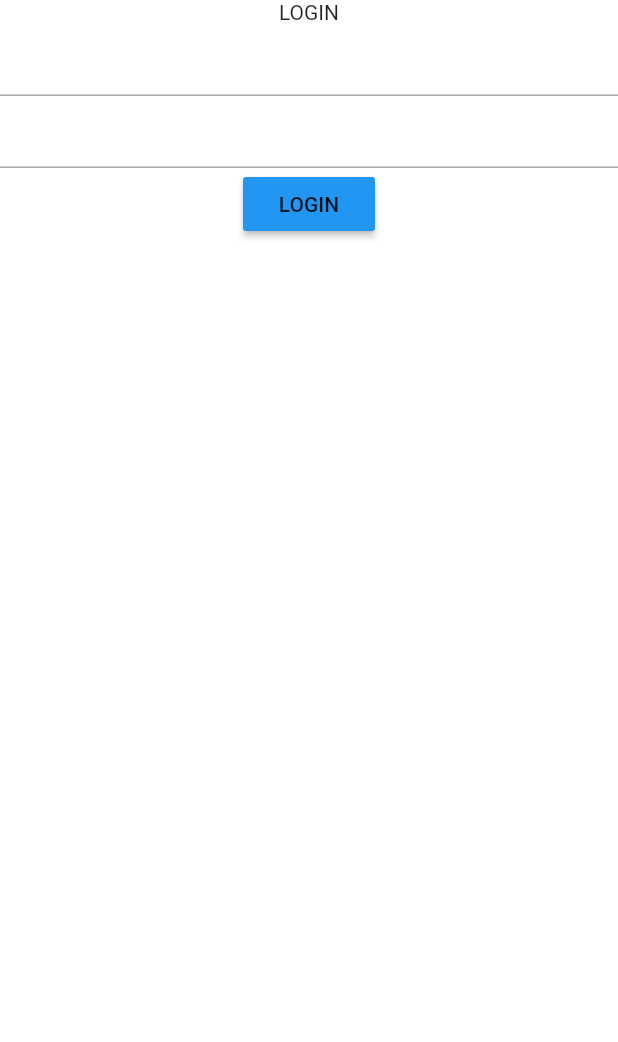
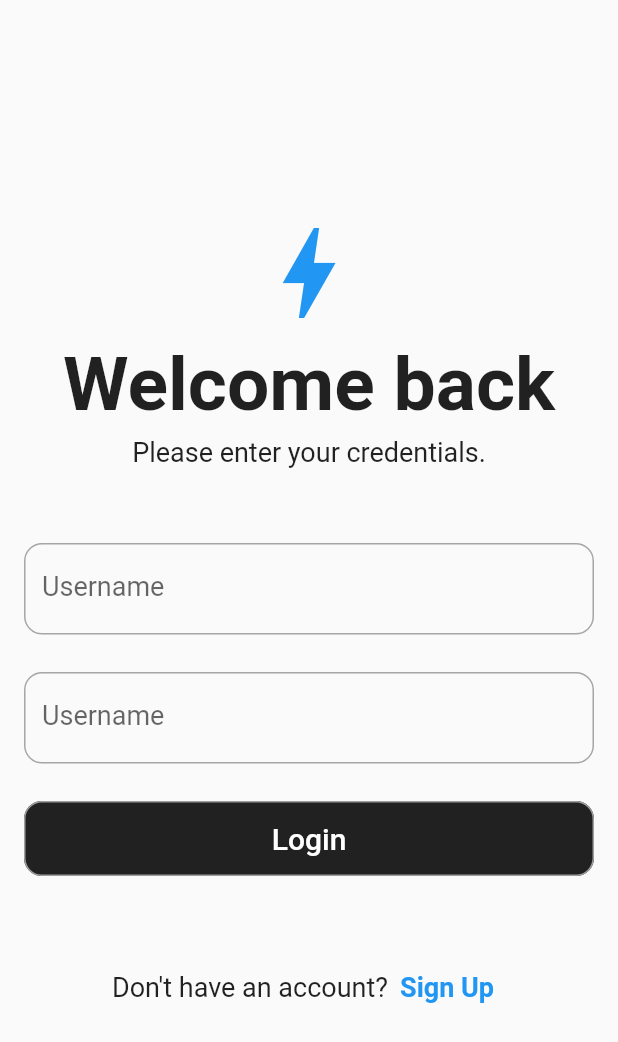
Before and after one commit to gangzhaorige/flash-cards, a Flutter app: the LoginView screen opened by its route, on a phone screen of 412 x 824 dp. Shown: the top 1042 px of the screen. Run offline on Flutter 3.47's test engine with Material 2 defaults, Android fonts, the phone set to English and light mode, and no system bars; our stand-ins replace dio, get.

Commit message:
refactor added login form and functionality

```diff
--- a/client/lib/models/login_model.dart
+++ b/client/lib/models/login_model.dart
@@ -32,7 +32,6 @@ class LoginModel extends ChangeNotifier {
       path: '/auth/signin',
       data: jsonEncode({'username' : _username, 'password' : _password}),
     );
-    print(response.data);
     Map<dynamic, dynamic> data = response.data;
     User user = User(username: data['username'] as String, email: data['email'] as String, id: data['id'] as int);
     final authService = Get.find<AuthService>();
@@ -40,4 +39,8 @@ class LoginModel extends ChangeNotifier {
       Get.toNamed('/protected');
     });
   }
+
+  Future<void> goToSignup() async {
+    await Get.toNamed('/register');
+  }
 }
--- a/client/lib/routes/navigation.dart
+++ b/client/lib/routes/navigation.dart
@@ -1,6 +1,6 @@
 import 'package:client/views/home_view.dart';
 import 'package:client/routes/middleware/protected_route.dart';
-import 'package:client/views/login_view.dart';
+import 'package:client/views/login/login_view.dart';
 import 'package:get/get_navigation/src/routes/get_route.dart';
 
 import '../views/register_view.dart';
--- /dev/null
+++ b/client/lib/views/login/login_desktop.dart
@@ -0,0 +1,24 @@
+import 'package:client/views/login/login_form.dart';
+import 'package:flutter/material.dart';
+
+class LoginDesktop extends StatelessWidget {
+  const LoginDesktop({super.key});
+
+  @override
+  Widget build(BuildContext context) {
+    return Row(
+      children: [
+        const Expanded(
+          flex: 4,
+          child: LoginForm(),
+        ),
+        Expanded(
+          flex: 6,
+          child: Container(
+            color: Colors.red,
+          ),
+        ),
+      ],
+    );
+  }
+}
--- /dev/null
+++ b/client/lib/views/login/login_form.dart
@@ -0,0 +1,201 @@
+import 'package:flutter/material.dart';
+import 'package:provider/provider.dart';
+
+import '../../models/login_model.dart';
+
+class LoginForm extends StatefulWidget {
+  const LoginForm({super.key});
+
+  @override
+  State<LoginForm> createState() => _LoginFormState();
+}
+
+class _LoginFormState extends State<LoginForm> {
+
+  late TextEditingController _usernameController;
+  late TextEditingController _passwordController;
+
+  @override
+  void initState() {
+    super.initState();
+    _usernameController = TextEditingController();
+    _passwordController = TextEditingController();
+  }
+
+  @override
+  void dispose() {
+    _usernameController.dispose();
+    _passwordController.dispose();
+    super.dispose();
+  }
+
+  @override
+  Widget build(BuildContext context) {
+    return Container(
+      margin: const EdgeInsets.all(16),
+      child: Center(
+        child: ConstrainedBox(
+          constraints: const BoxConstraints(
+            minWidth: 325,
+            maxWidth: 500,
+            minHeight: 50,
+          ),
+          child: Column(
+            crossAxisAlignment: CrossAxisAlignment.center,
+            mainAxisAlignment: MainAxisAlignment.center,
+            children: [
+              const Wrap(
+                direction: Axis.vertical,
+                crossAxisAlignment: WrapCrossAlignment.center,
+                spacing: 5,
+                children: [
+                  Icon(
+                    Icons.bolt_sharp,
+                    size: 80,
+                    color: Colors.blue,
+                  ),
+                  Text(
+                    'Welcome back',
+                    style: TextStyle(
+                      fontSize: 50,
+                      fontWeight: FontWeight.bold,
+                    ),
+                  ),
+                  Text(
+                    'Please enter your credentials.',
+                    style: TextStyle(
+                      fontSize: 18,
+                    ),
+                  ),
+                ],
+              ),
+              const SizedBox(
+                height: 50,
+              ),
+              Selector<LoginModel, Function>(
+                selector: (_, loginProvider) => loginProvider.updateUsernameText,
+                builder: (_, updateUsername, __) {
+                  return TextField(
+                    onChanged: (value) => updateUsername(value),
+                    controller: _usernameController,
+                    decoration: const InputDecoration(
+                      floatingLabelBehavior: FloatingLabelBehavior.never,
+                      focusedBorder:OutlineInputBorder(
+                        borderSide: BorderSide(color: Colors.blue, width: 2.0),
+                        borderRadius: BorderRadius.all(
+                          Radius.circular(
+                            12,
+                          ),
+                        ),
+                      ),
+                      border: OutlineInputBorder(
+                        borderRadius: BorderRadius.all(
+                          Radius.circular(
+                            12,
+                          ),
+                        ),
+                      ),
+                      labelText: 'Username',
+                    ),
+                    style: const TextStyle(fontSize: 18),
+                  );
+                }
+              ),
+              const SizedBox(
+                height: 25,
+              ),
+              Selector<LoginModel, Function>(
+                selector: (_, loginProvider) => loginProvider.updatePasswordText,
+                builder: (_, updatePassword, __) {
+                  return TextField(
+                    onChanged: (value) => updatePassword(value),
+                    controller: _passwordController,
+                    decoration: const InputDecoration(
+                      floatingLabelBehavior: FloatingLabelBehavior.never,
+                      focusedBorder:OutlineInputBorder(
+                        borderSide: BorderSide(color: Colors.blue, width: 2.0),
+                        borderRadius: BorderRadius.all(
+                          Radius.circular(
+                            12,
+                          ),
+                        ),
+                      ),
+                      border: OutlineInputBorder(
+                        borderRadius: BorderRadius.all(
+                          Radius.circular(
+                            12,
+                          ),
+                        ),
+                      ),
+                      labelText: 'Username',
+                    ),
+                    style: const TextStyle(fontSize: 18),
+                  );
+                }
+              ),
+              const SizedBox(
+                height: 25,
+              ),
+              SizedBox(
+                height: 50,
+                width: 500,
+                child: OutlinedButton(
+                  onPressed: () async {
+                    await context.read<LoginModel>().login();
+                  },
+                  style: OutlinedButton.styleFrom(
+                    backgroundColor: Colors.black87,
+                    foregroundColor: Colors.white,
+                    side: const BorderSide(
+                      color: Colors.grey,
+                    ),
+                    shape: RoundedRectangleBorder(borderRadius: BorderRadius.circular(12.0))
+                  ),
+                  child : const Text(
+                    'Login',
+                    textAlign: TextAlign.center,
+                    style: TextStyle(
+                      fontSize: 20
+                    ),
+                  ),
+                ),
+              ),
+              const SizedBox(
+                height: 50,
+              ),
+              Wrap(
+                crossAxisAlignment: WrapCrossAlignment.center,
+                alignment: WrapAlignment.center,
+                children: [
+                  const Text(
+                    'Don\'t have an account?',
+                    style: TextStyle(
+                      fontSize: 18,
+                    ),
+                    textAlign: TextAlign.center,
+                  ),
+                  TextButton(
+                    style: ButtonStyle(
+                      overlayColor: MaterialStateProperty.all(Colors.transparent),
+                      foregroundColor: MaterialStateProperty.all(Colors.blue),
+                    ),
+                    onPressed: () async {
+                      await context.read<LoginModel>().goToSignup();
+                    },
+                    child: const Text(
+                      'Sign Up',
+                      style: TextStyle(
+                        fontSize: 18,
+                        fontWeight: FontWeight.bold
+                      ),
+                    ),
+                  ),
+                ],
+              ),
+            ],
+          ),
+        ),
+      ),
+    );
+  }
+}
--- /dev/null
+++ b/client/lib/views/login/login_mobile.dart
@@ -0,0 +1,11 @@
+import 'package:client/views/login/login_form.dart';
+import 'package:flutter/material.dart';
+
+class LoginMobile extends StatelessWidget {
+  const LoginMobile({super.key});
+
+  @override
+  Widget build(BuildContext context) {
+    return const LoginForm();
+  }
+}
--- /dev/null
+++ b/client/lib/views/login/login_view.dart
@@ -0,0 +1,21 @@
+
+import 'package:client/responsive/responsive.dart';
+import 'package:client/views/login/login_desktop.dart';
+import 'package:client/views/login/login_mobile.dart';
+import 'package:flutter/material.dart';
+
+
+class LoginView extends StatelessWidget {
+  const LoginView({super.key});
+
+  @override
+  Widget build(BuildContext context) {
+    return const Scaffold(
+      body: Responsive(
+        mobile: LoginMobile(),
+        table: LoginMobile(),
+        desktop: LoginDesktop(),
+      ),
+    );
+  }
+}
--- a/client/lib/views/login_view.dart
+++ /dev/null
@@ -1,75 +0,0 @@
-
-import 'package:flutter/material.dart';
-import 'package:provider/provider.dart';
-
-import '../models/login_model.dart';
-
-class LoginView extends StatefulWidget {
-  const LoginView({super.key});
-
-  @override
-  State<LoginView> createState() => _LoginViewState();
-}
-
-class _LoginViewState extends State<LoginView> {
-
-  late TextEditingController _usernameController;
-  late TextEditingController _passwordController;
-
-  @override
-  void initState() {
-    super.initState();
-    _usernameController = TextEditingController();
-    _passwordController = TextEditingController();
-  }
-
-  @override
-  void dispose() {
-    _usernameController.dispose();
-    _passwordController.dispose();
-    super.dispose();
-  }
-
-  @override
-  Widget build(BuildContext context) {
-    return Scaffold(
-      body: Container(
-        color: Colors.white,
-        child: Column(
-          children: [
-            const Text('LOGIN'),
-            Selector<LoginModel, Function>(
-              selector: (_, loginProvider) => loginProvider.updateUsernameText,
-              builder: (_, updateUsername, __) {
-                return TextField(
-                  controller: _usernameController,
-                  onChanged: (value) {
-                    updateUsername(value);
-                  },
-                );
-              }
-            ),
-            Selector<LoginModel, Function>(
-              selector: (_, loginProvider) => loginProvider.updatePasswordText,
-              builder: (_, updatePassword, __) {
-                return TextField(
-                  controller: _passwordController,
-                  onChanged:(value) {
-                    updatePassword(value);
-                  },
-                );
-              }
-            ),
-            MaterialButton(
-              onPressed:() async {
-                await context.read<LoginModel>().login();
-              },
-              color: Colors.blue,
-              child: const Text('LOGIN'),
-            ),
-          ],
-        ),
-      ),
-    );
-  }
-}
```
